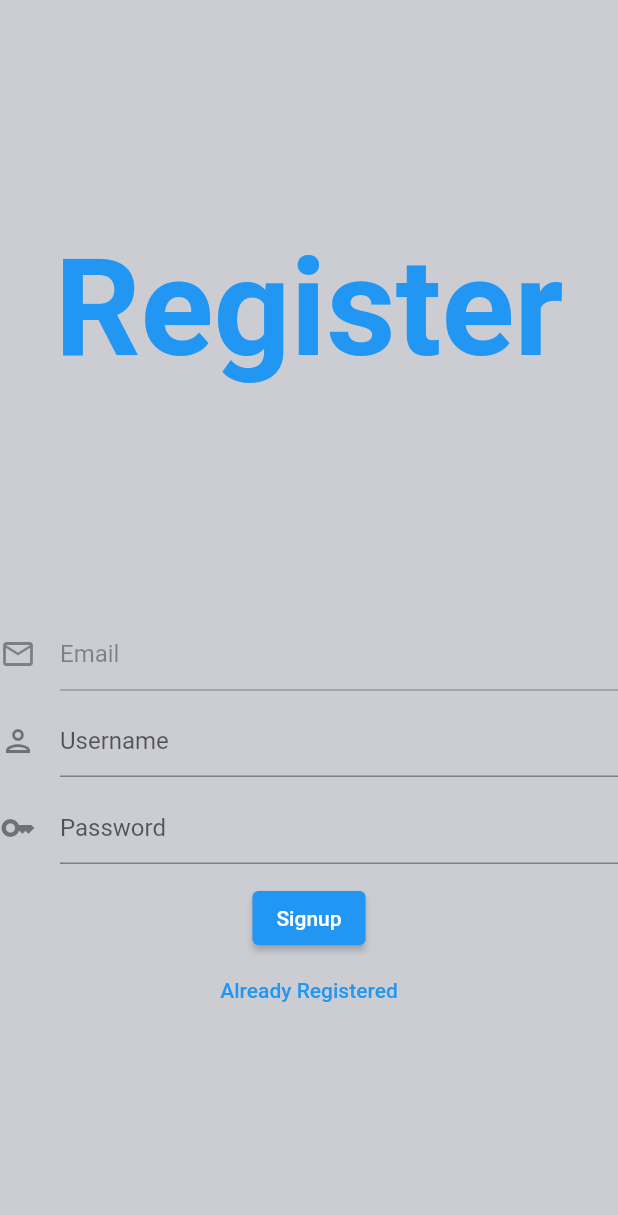
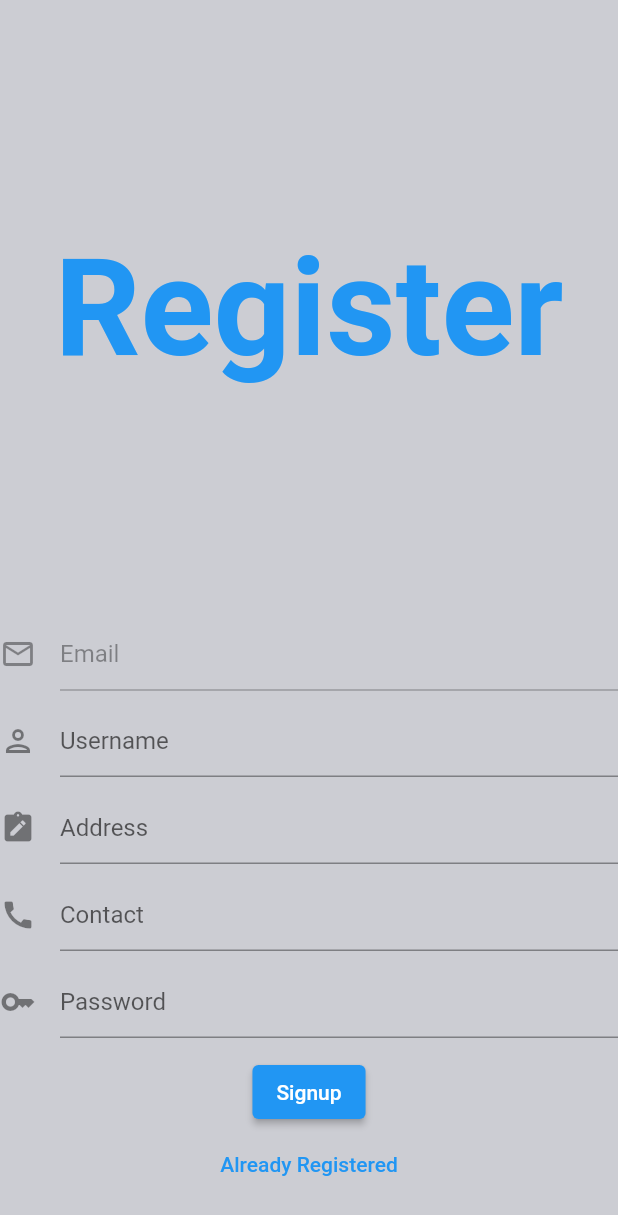
Before and after one commit to Anees302/ex-app, a Flutter app: the SignupScreen screen opened directly with empty values, on a phone screen of 412 x 824 dp. Shown: the top 1215 px of the screen. Run offline on Flutter 3.47's test engine with Material 2 defaults, Android fonts, the phone set to English and light mode, and no system bars; our stand-ins replace cloud_firestore, firebase_auth, firebase_core; missing offline and left inert: email_auth; accounts and stored records are empty.

Commit message:
initial commit

```diff
--- a/lib/screens/profilescreen.dart
+++ b/lib/screens/profilescreen.dart
@@ -0,0 +1,17 @@
+import 'package:flutter/material.dart';
+import 'package:flutter/src/foundation/key.dart';
+import 'package:flutter/src/widgets/framework.dart';
+
+class ProfileScreen extends StatefulWidget {
+  const ProfileScreen({Key? key}) : super(key: key);
+
+  @override
+  State<ProfileScreen> createState() => _ProfileScreenState();
+}
+
+class _ProfileScreenState extends State<ProfileScreen> {
+  @override
+  Widget build(BuildContext context) {
+    return Container();
+  }
+}
--- a/lib/screens/signupscreen.dart
+++ b/lib/screens/signupscreen.dart
@@ -32,7 +32,8 @@ class _SignupScreenState extends State<SignupScreen> {
   final _passwordController = TextEditingController();
 
   final _userNameController = TextEditingController();
-
+  final _contactController = TextEditingController();
+  final _addressController = TextEditingController();
   FirebaseAuth auth = FirebaseAuth.instance;
 
   @override
@@ -73,6 +74,28 @@ class _SignupScreenState extends State<SignupScreen> {
                       Icons.person_outlined,
                     ),
                     hintText: 'Username'),
+              ),
+              const SizedBox(
+                height: 10,
+              ),
+              TextField(
+                controller: _addressController,
+                decoration: const InputDecoration(
+                    icon: Icon(
+                      Icons.note_alt,
+                    ),
+                    hintText: 'Address'),
+              ),
+              const SizedBox(
+                height: 10,
+              ),
+              TextField(
+                controller: _contactController,
+                decoration: const InputDecoration(
+                    icon: Icon(
+                      Icons.call,
+                    ),
+                    hintText: 'Contact'),
               ),
               const SizedBox(
                 height: 10,
@@ -121,6 +144,8 @@ class _SignupScreenState extends State<SignupScreen> {
         .set({
       'username': _userNameController.value.text,
       'email': _emailController!.value.text,
+      'contact': _contactController.value.text,
+      'Address': _addressController.value.text
     });
   }
 }
```
Also changed, not shown: 1 other file.
